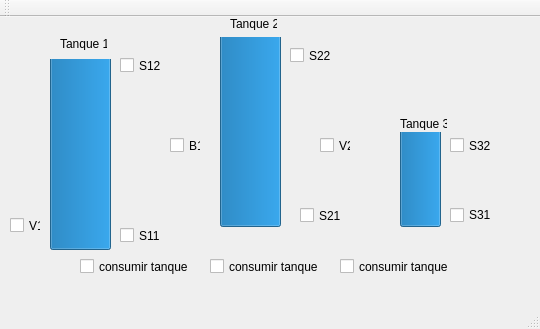
First picture: the form in Qt_gui/pp_gui/mainwindow.ui, repository SantiSjp/automacao-predial, before the edit.
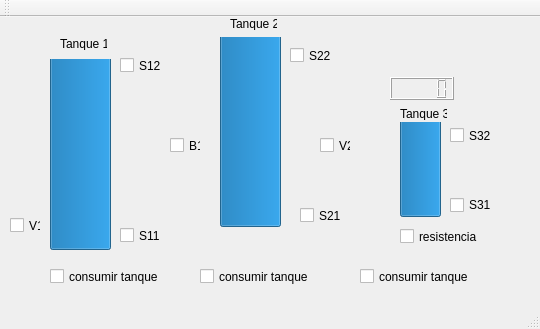
Second picture: the form after the edit.

Commit message: temperatura funcionando

```diff
--- a/Qt_gui/pp_gui/mainwindow.ui
+++ b/Qt_gui/pp_gui/mainwindow.ui
@@ -159,8 +159,8 @@
    <widget class="QCheckBox" name="checkBox_consumoT1">
     <property name="geometry">
      <rect>
-      <x>80</x>
-      <y>240</y>
+      <x>50</x>
+      <y>250</y>
       <width>111</width>
       <height>19</height>
      </rect>
@@ -172,8 +172,8 @@
    <widget class="QCheckBox" name="checkBox_consumoT2">
     <property name="geometry">
      <rect>
-      <x>210</x>
-      <y>240</y>
+      <x>200</x>
+      <y>250</y>
       <width>111</width>
       <height>19</height>
      </rect>
@@ -186,7 +186,7 @@
     <property name="geometry">
      <rect>
       <x>400</x>
-      <y>115</y>
+      <y>105</y>
       <width>41</width>
       <height>95</height>
      </rect>
@@ -208,7 +208,7 @@
     <property name="geometry">
      <rect>
       <x>450</x>
-      <y>120</y>
+      <y>110</y>
       <width>41</width>
       <height>17</height>
      </rect>
@@ -221,7 +221,7 @@
     <property name="geometry">
      <rect>
       <x>450</x>
-      <y>190</y>
+      <y>180</y>
       <width>41</width>
       <height>16</height>
      </rect>
@@ -233,8 +233,8 @@
    <widget class="QCheckBox" name="checkBox_consumoT3">
     <property name="geometry">
      <rect>
-      <x>340</x>
-      <y>240</y>
+      <x>360</x>
+      <y>250</y>
       <width>111</width>
       <height>19</height>
      </rect>
@@ -247,7 +247,7 @@
     <property name="geometry">
      <rect>
       <x>400</x>
-      <y>100</y>
+      <y>90</y>
       <width>47</width>
       <height>13</height>
      </rect>
@@ -269,6 +269,29 @@
      <string>V2</string>
     </property>
    </widget>
+   <widget class="QCheckBox" name="checkBox_resistencia">
+    <property name="geometry">
+     <rect>
+      <x>400</x>
+      <y>210</y>
+      <width>81</width>
+      <height>19</height>
+     </rect>
+    </property>
+    <property name="text">
+     <string>resistencia</string>
+    </property>
+   </widget>
+   <widget class="QLCDNumber" name="lcdNumber_temperatura">
+    <property name="geometry">
+     <rect>
+      <x>390</x>
+      <y>60</y>
+      <width>64</width>
+      <height>23</height>
+     </rect>
+    </property>
+   </widget>
   </widget>
   <widget class="QMenuBar" name="menuBar">
    <property name="geometry">
```
The commit also changes 19 other files.
